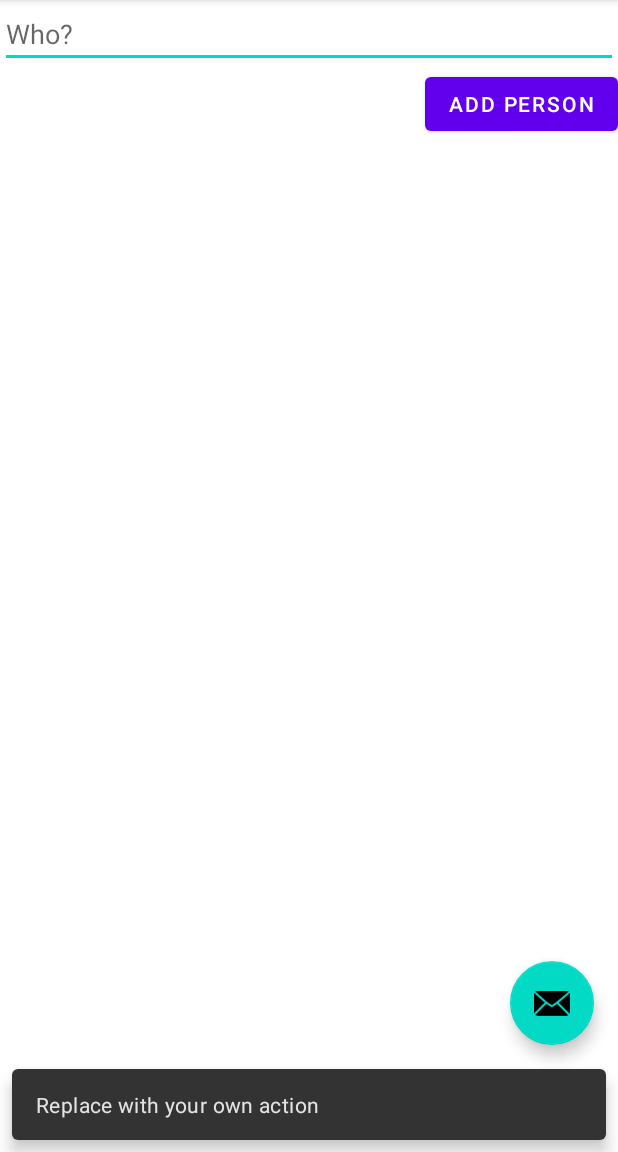
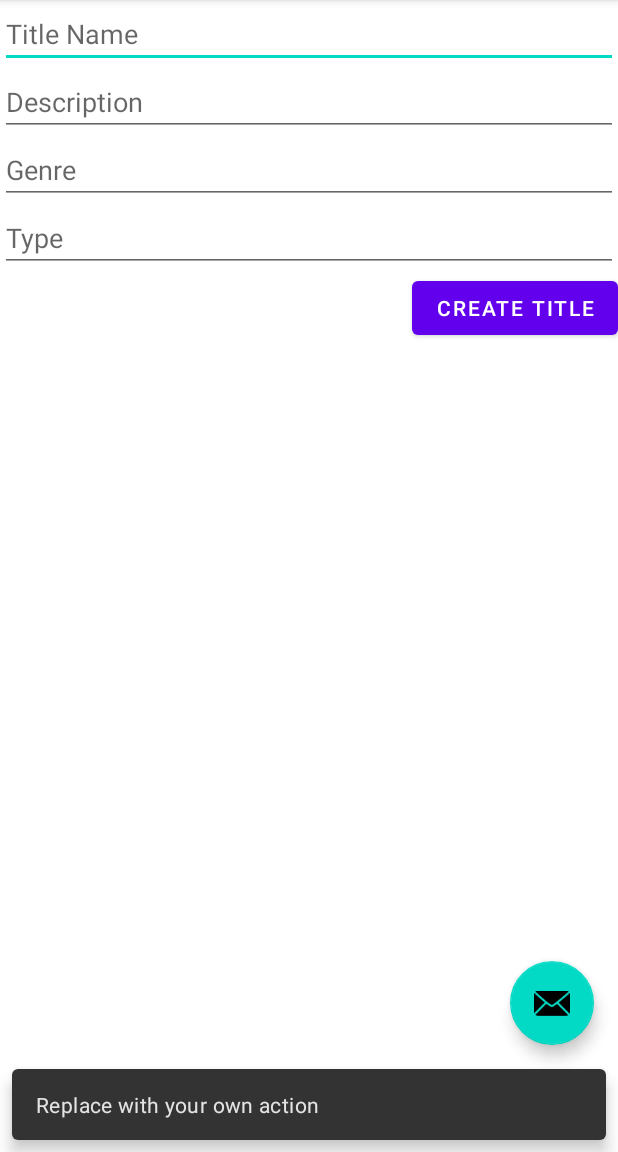
Before and after one commit to McGill-ECSE321-Fall2021/project-group-03, an Android app: the screen it shows after launch (MainActivity), after a tap on an icon or button, on a phone screen of 412 x 824 dp, the part 84-1236 px from its top. Run offline under Robolectric (Android 15) with nearby library versions, the light colour scheme and no system bars; our stand-ins replace navigation-ui; libraries missing offline, so code that uses them is left out: com.loopj.android, cz.msebera.android; 3 statements that could not run were skipped.

Commit message:
trying to get android to work

```diff
--- a/LibraryManagement-Android/app/src/main/res/layout/content_main.xml
+++ b/LibraryManagement-Android/app/src/main/res/layout/content_main.xml
@@ -10,29 +10,58 @@
         android:layout_width="match_parent"
         android:layout_height="wrap_content"
         android:orientation="vertical"
+        app:layout_constraintHorizontal_bias="1.0"
         app:layout_constraintLeft_toLeftOf="parent"
         app:layout_constraintRight_toRightOf="parent"
         app:layout_constraintTop_toTopOf="parent">
 
+        <!-- title name -->
+
+        <EditText
+            android:id="@+id/createTitle_name"
+            android:layout_width="match_parent"
+            android:layout_height="wrap_content"
+            android:hint="@string/title_name_hint" />
+
+        <!-- title description -->
+
+        <EditText
+            android:id="@+id/createTitle_description"
+            android:layout_width="match_parent"
+            android:layout_height="wrap_content"
+            android:hint="@string/title_description_hint" />
+
+        <!-- title genre -->
+
+        <EditText
+            android:id="@+id/createTitle_genre"
+            android:layout_width="match_parent"
+            android:layout_height="wrap_content"
+            android:hint="@string/title_genre_hint" />
+
+
+        <!-- title type -->
+
+        <EditText
+            android:id="@+id/createTitle_type"
+            android:layout_width="match_parent"
+            android:layout_height="wrap_content"
+            android:hint="@string/title_type_hint" />
+
         <TextView
             android:id="@+id/error"
+            android:layout_width="wrap_content"
             android:layout_height="wrap_content"
-            android:layout_width="wrap_content"
-            android:visibility="gone"
             android:text=""
-            android:textColor="#FF0000"/>
-
-        <EditText
-            android:id="@+id/newperson_name"
-            android:layout_width="match_parent"
-            android:layout_height="wrap_content"
-            android:hint="@string/newperson_hint" />
+            android:textColor="#FF0000"
+            android:visibility="gone" />
 
         <Button
             android:layout_width="wrap_content"
             android:layout_height="wrap_content"
             android:layout_gravity="end"
-            android:text="@string/newperson_button"
-            android:onClick="addTitle"/>
+            android:onClick="addTitle"
+            android:text="@string/create_title_button" />
+
     </LinearLayout>
 </androidx.constraintlayout.widget.ConstraintLayout>
--- a/LibraryManagement-Android/app/src/main/res/values/strings.xml
+++ b/LibraryManagement-Android/app/src/main/res/values/strings.xml
@@ -2,13 +2,15 @@
     <string name="app_name">LibraryManagement-Android</string>
     <string name="action_settings">Settings</string>
     <!-- Strings used for fragments for navigation -->
-    <string name="first_fragment_label">First Fragment</string>
+    <!--<string name="first_fragment_label">First Fragment</string>
     <string name="second_fragment_label">Second Fragment</string>
     <string name="next">Next</string>
     <string name="previous">Previous</string>
-
     <string name="hello_first_fragment">Hello first fragment</string>
-    <string name="hello_second_fragment">Hello second fragment. Arg: %1$s</string>
-    <string name="newperson_hint">Who?</string>
-    <string name="newperson_button">Add Person</string>
+    <string name="hello_second_fragment">Hello second fragment. Arg: %1$s</string> -->
+    <string name="title_name_hint">Title Name</string>
+    <string name="create_title_button">Create Title</string>
+    <string name="title_description_hint">Description</string>
+    <string name="title_genre_hint">Genre</string>
+    <string name="title_type_hint">Type</string>
 </resources>
```
Also changed, not shown: LibraryManagement-Android/app/src/main/java/ca/mcgill/ecse321/librarymanagement/MainActivity.java (+17 -3 lines).
